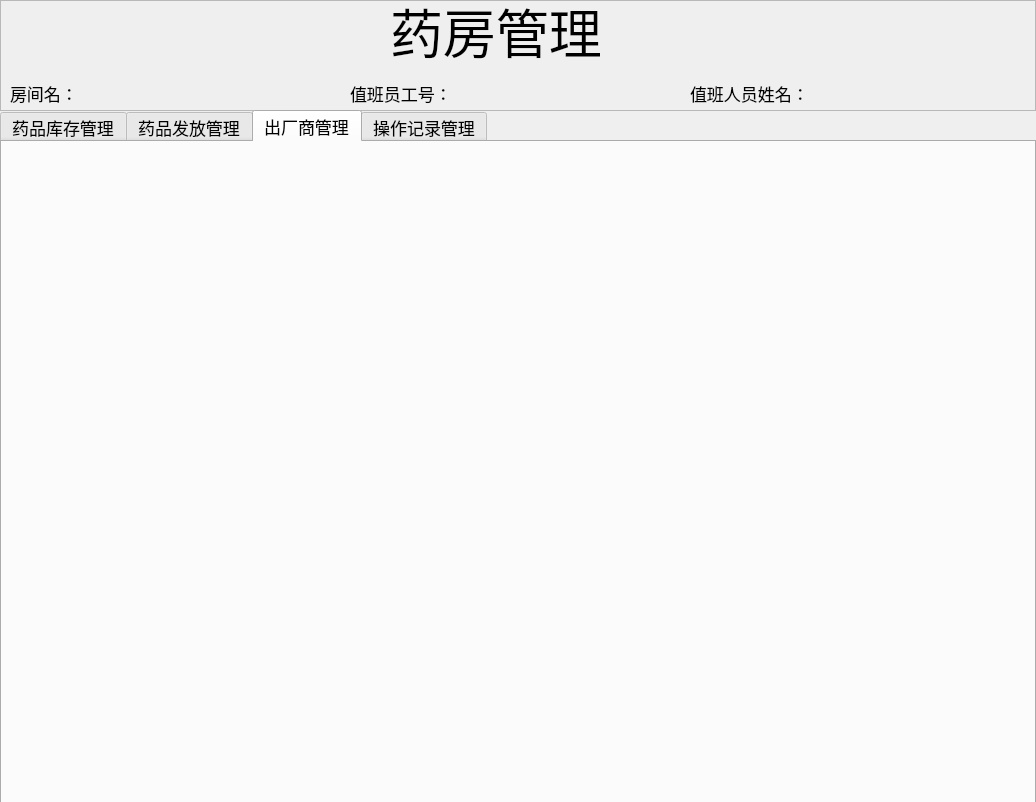
Above: pharmacydialog.ui from zhbean/Hospital_MIS before the change. Below: the same form after it.
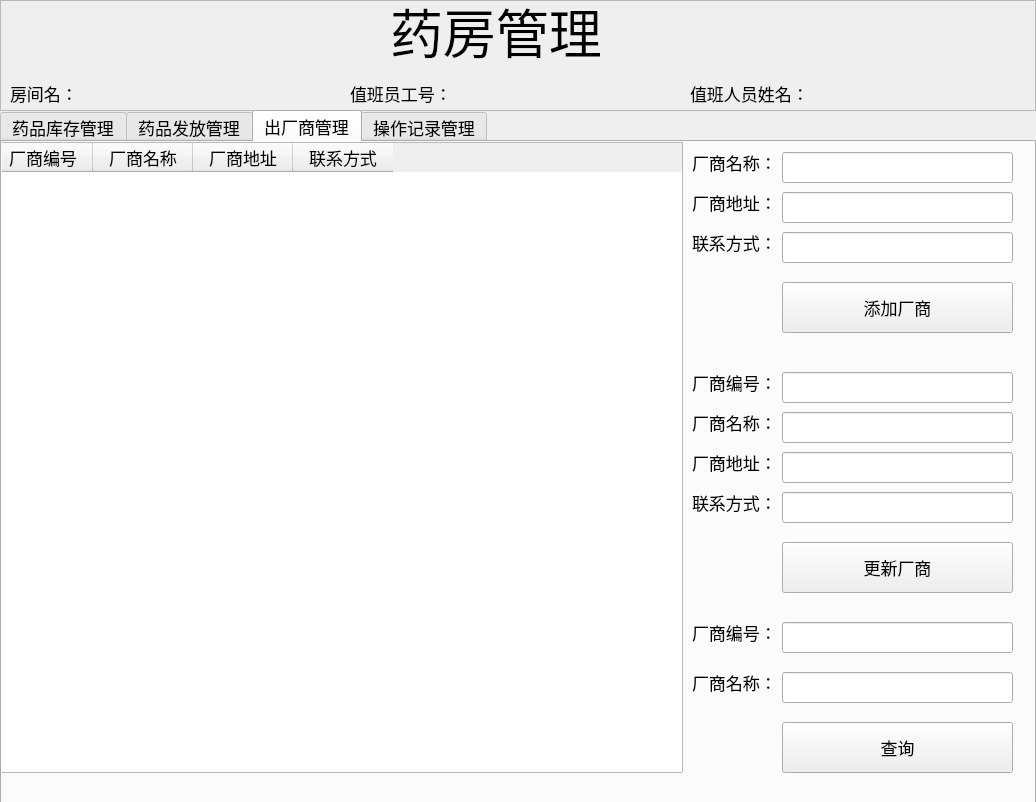
That is the form after the change. The open tabs and pages were chosen to show the change.

Commit message: WWB 完成出厂商管理，剩余药品发放。

Patch:
```diff
--- a/pharmacydialog.ui
+++ b/pharmacydialog.ui
@@ -131,6 +131,9 @@
    </widget>
   </widget>
   <widget class="QTabWidget" name="tabWidget">
+   <property name="enabled">
+    <bool>true</bool>
+   </property>
    <property name="geometry">
     <rect>
      <x>0</x>
@@ -501,6 +504,294 @@
     <attribute name="title">
      <string>出厂商管理</string>
     </attribute>
+    <widget class="QTableWidget" name="tableWidget_factory">
+     <property name="geometry">
+      <rect>
+       <x>-10</x>
+       <y>0</y>
+       <width>691</width>
+       <height>631</height>
+      </rect>
+     </property>
+     <column>
+      <property name="text">
+       <string>厂商编号</string>
+      </property>
+     </column>
+     <column>
+      <property name="text">
+       <string>厂商名称</string>
+      </property>
+     </column>
+     <column>
+      <property name="text">
+       <string>厂商地址</string>
+      </property>
+     </column>
+     <column>
+      <property name="text">
+       <string>联系方式</string>
+      </property>
+     </column>
+    </widget>
+    <widget class="QLineEdit" name="lineEdit_tabFactory_factoryName_forAdd">
+     <property name="geometry">
+      <rect>
+       <x>780</x>
+       <y>10</y>
+       <width>231</width>
+       <height>31</height>
+      </rect>
+     </property>
+    </widget>
+    <widget class="QLineEdit" name="lineEdit_tabFactory_factoryAddress_forAdd">
+     <property name="geometry">
+      <rect>
+       <x>780</x>
+       <y>50</y>
+       <width>231</width>
+       <height>31</height>
+      </rect>
+     </property>
+    </widget>
+    <widget class="QLineEdit" name="lineEdit_tabFactory_factoryConn_forAdd">
+     <property name="geometry">
+      <rect>
+       <x>780</x>
+       <y>90</y>
+       <width>231</width>
+       <height>31</height>
+      </rect>
+     </property>
+    </widget>
+    <widget class="QLabel" name="label_34">
+     <property name="geometry">
+      <rect>
+       <x>690</x>
+       <y>10</y>
+       <width>81</width>
+       <height>21</height>
+      </rect>
+     </property>
+     <property name="text">
+      <string>厂商名称：</string>
+     </property>
+    </widget>
+    <widget class="QLabel" name="label_35">
+     <property name="geometry">
+      <rect>
+       <x>690</x>
+       <y>50</y>
+       <width>81</width>
+       <height>21</height>
+      </rect>
+     </property>
+     <property name="text">
+      <string>厂商地址：</string>
+     </property>
+    </widget>
+    <widget class="QLabel" name="label_36">
+     <property name="geometry">
+      <rect>
+       <x>690</x>
+       <y>90</y>
+       <width>81</width>
+       <height>21</height>
+      </rect>
+     </property>
+     <property name="text">
+      <string>联系方式：</string>
+     </property>
+    </widget>
+    <widget class="QPushButton" name="pushButton_addFactory">
+     <property name="geometry">
+      <rect>
+       <x>780</x>
+       <y>140</y>
+       <width>231</width>
+       <height>51</height>
+      </rect>
+     </property>
+     <property name="text">
+      <string>添加厂商</string>
+     </property>
+    </widget>
+    <widget class="QLabel" name="label_38">
+     <property name="geometry">
+      <rect>
+       <x>690</x>
+       <y>270</y>
+       <width>81</width>
+       <height>21</height>
+      </rect>
+     </property>
+     <property name="text">
+      <string>厂商名称：</string>
+     </property>
+    </widget>
+    <widget class="QLabel" name="label_39">
+     <property name="geometry">
+      <rect>
+       <x>690</x>
+       <y>310</y>
+       <width>81</width>
+       <height>21</height>
+      </rect>
+     </property>
+     <property name="text">
+      <string>厂商地址：</string>
+     </property>
+    </widget>
+    <widget class="QLabel" name="label_40">
+     <property name="geometry">
+      <rect>
+       <x>690</x>
+       <y>350</y>
+       <width>81</width>
+       <height>21</height>
+      </rect>
+     </property>
+     <property name="text">
+      <string>联系方式：</string>
+     </property>
+    </widget>
+    <widget class="QLineEdit" name="lineEdit_tabFactory_factoryName_forUpdate">
+     <property name="enabled">
+      <bool>true</bool>
+     </property>
+     <property name="geometry">
+      <rect>
+       <x>780</x>
+       <y>270</y>
+       <width>231</width>
+       <height>31</height>
+      </rect>
+     </property>
+    </widget>
+    <widget class="QLineEdit" name="lineEdit_tabFactory_factoryAddress_forUpdate">
+     <property name="geometry">
+      <rect>
+       <x>780</x>
+       <y>310</y>
+       <width>231</width>
+       <height>31</height>
+      </rect>
+     </property>
+    </widget>
+    <widget class="QLineEdit" name="lineEdit_tabFactory_factoryConn_forUpdate">
+     <property name="geometry">
+      <rect>
+       <x>780</x>
+       <y>350</y>
+       <width>231</width>
+       <height>31</height>
+      </rect>
+     </property>
+    </widget>
+    <widget class="QPushButton" name="pushButton_tabFactory_UpdateFactory">
+     <property name="geometry">
+      <rect>
+       <x>780</x>
+       <y>400</y>
+       <width>231</width>
+       <height>51</height>
+      </rect>
+     </property>
+     <property name="text">
+      <string>更新厂商</string>
+     </property>
+    </widget>
+    <widget class="QLineEdit" name="lineEdit_tabFactory_factoryId_forUpdate">
+     <property name="enabled">
+      <bool>true</bool>
+     </property>
+     <property name="geometry">
+      <rect>
+       <x>780</x>
+       <y>230</y>
+       <width>231</width>
+       <height>31</height>
+      </rect>
+     </property>
+    </widget>
+    <widget class="QLabel" name="label_61">
+     <property name="geometry">
+      <rect>
+       <x>690</x>
+       <y>230</y>
+       <width>81</width>
+       <height>21</height>
+      </rect>
+     </property>
+     <property name="text">
+      <string>厂商编号：</string>
+     </property>
+    </widget>
+    <widget class="QLabel" name="label_62">
+     <property name="geometry">
+      <rect>
+       <x>690</x>
+       <y>480</y>
+       <width>81</width>
+       <height>21</height>
+      </rect>
+     </property>
+     <property name="text">
+      <string>厂商编号：</string>
+     </property>
+    </widget>
+    <widget class="QLabel" name="label_63">
+     <property name="geometry">
+      <rect>
+       <x>690</x>
+       <y>530</y>
+       <width>81</width>
+       <height>21</height>
+      </rect>
+     </property>
+     <property name="text">
+      <string>厂商名称：</string>
+     </property>
+    </widget>
+    <widget class="QLineEdit" name="lineEdit_tabFactory_factoryID_forSelect">
+     <property name="enabled">
+      <bool>true</bool>
+     </property>
+     <property name="geometry">
+      <rect>
+       <x>780</x>
+       <y>480</y>
+       <width>231</width>
+       <height>31</height>
+      </rect>
+     </property>
+    </widget>
+    <widget class="QLineEdit" name="lineEdit_tabFactory_factoryName_forSelect">
+     <property name="enabled">
+      <bool>true</bool>
+     </property>
+     <property name="geometry">
+      <rect>
+       <x>780</x>
+       <y>530</y>
+       <width>231</width>
+       <height>31</height>
+      </rect>
+     </property>
+    </widget>
+    <widget class="QPushButton" name="pushButton_tabFactory_select">
+     <property name="geometry">
+      <rect>
+       <x>780</x>
+       <y>580</y>
+       <width>231</width>
+       <height>51</height>
+      </rect>
+     </property>
+     <property name="text">
+      <string>查询</string>
+     </property>
+    </widget>
    </widget>
    <widget class="QWidget" name="tab">
     <attribute name="title">
```
Left out of the diff: 45 changed lines with no effect on the pictures. The commit also changes 2 other files.
